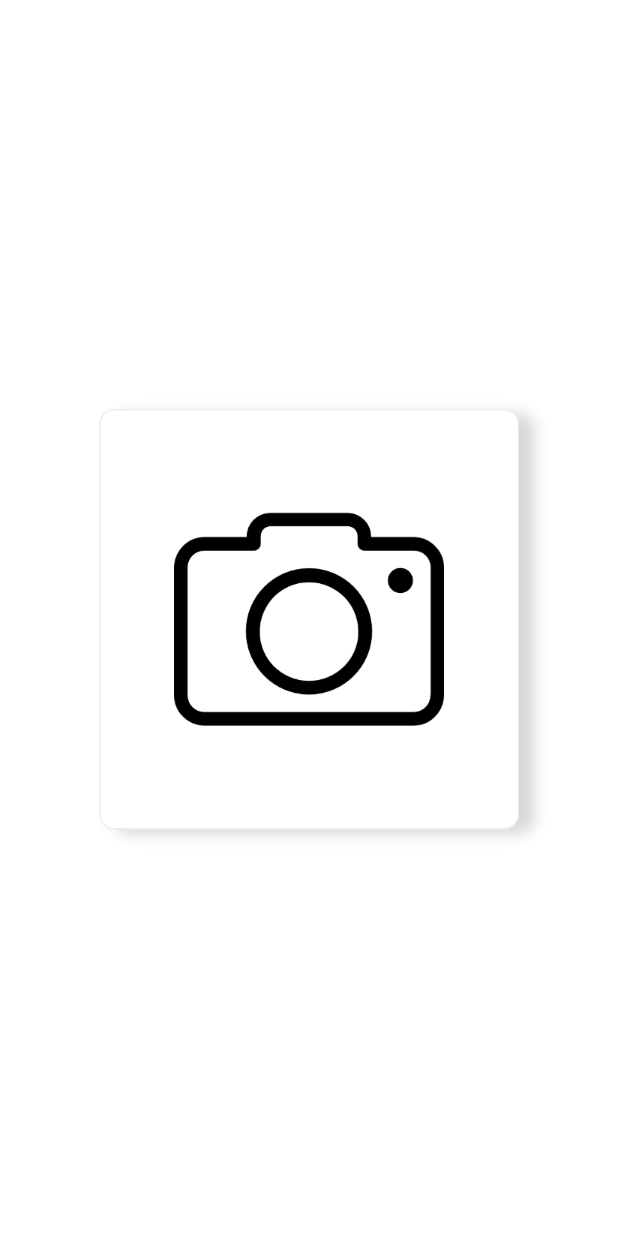
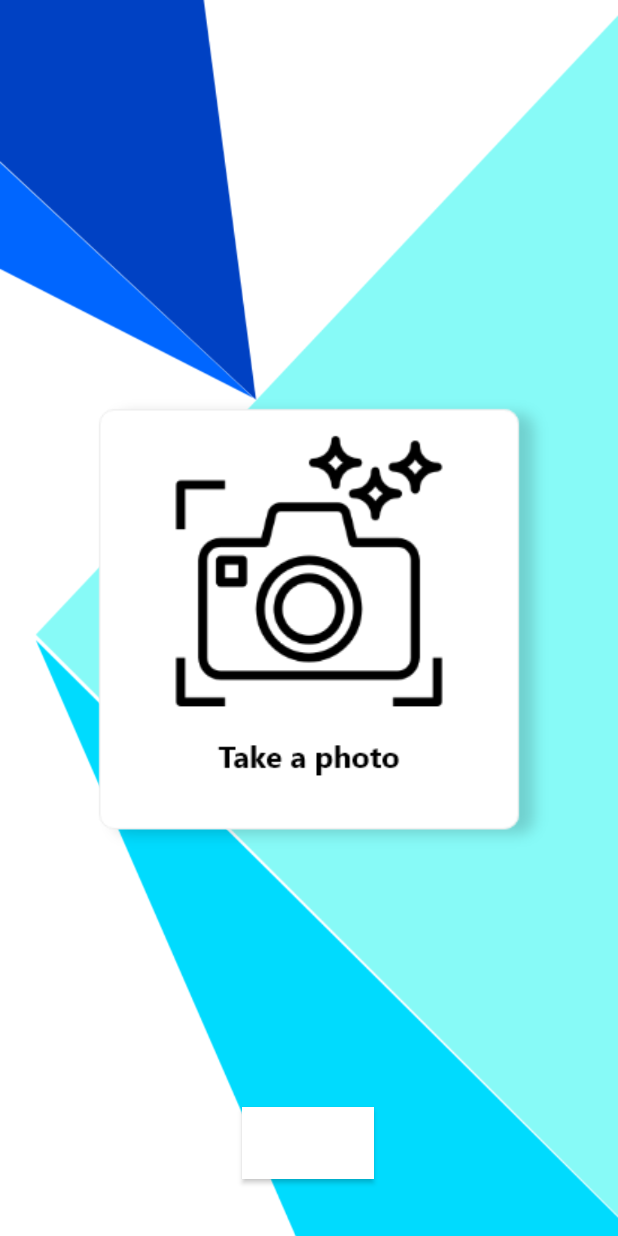
Before and after one commit to moondeibui/Lynen, an Android app: the RecycleClothes screen opened directly, with no data from a screen before it, on a phone screen of 412 x 824 dp. Run offline under Robolectric (Android 15) with nearby library versions, the phone set to English and light mode, and no system bars.

Commit message:
Updated Home Page, added Icons to all the buttons. Changed some background as well. *NOTE: RecycleClothes Page still not done.

```diff
--- a/app/src/main/java/com/example/myapplication/RecycleClothes.java
+++ b/app/src/main/java/com/example/myapplication/RecycleClothes.java
@@ -2,6 +2,7 @@
 
 import androidx.annotation.Nullable;
 import androidx.appcompat.app.AppCompatActivity;
+import androidx.cardview.widget.CardView;
 import androidx.core.app.ActivityCompat;
 import androidx.core.content.ContextCompat;
 import android.Manifest;
@@ -12,22 +13,37 @@
 import android.os.Bundle;
 import android.provider.MediaStore;
 import android.view.View;
+import android.widget.Button;
 import android.widget.ImageButton;
 import android.widget.ImageView;
+import android.widget.Toast;
 
 public class RecycleClothes extends AppCompatActivity {
 
+    Button test;
+    CardView cardView;
     ImageButton cameraButton;
-    Dialog photoDialog;
     ImageView photoImgView, closePopUp;
-    //Bitmap bitmap;
+    Bitmap bitmap;
+    CameraPopUpDialog cameraPopUpDialog;
 
     @Override
     protected void onCreate(Bundle savedInstanceState) {
         super.onCreate(savedInstanceState);
         setContentView(R.layout.activity_recycle_clothes);
 
+        test = findViewById(R.id.test_pop_up_btn);
+
         cameraButton = findViewById(R.id.camera_btn);
+        cardView = findViewById(R.id.recycle_clothes_cardview);
+
+        test.setOnClickListener(new View.OnClickListener() {
+            @Override
+            public void onClick(View view) {
+                cameraPopUpDialog = new CameraPopUpDialog(RecycleClothes.this, bitmap);
+                cameraPopUpDialog.show();
+            }
+        });
 
         if (ContextCompat.checkSelfPermission(RecycleClothes.this, Manifest.permission.CAMERA)
         != PackageManager.PERMISSION_GRANTED){
@@ -40,14 +56,12 @@
     @Override
     protected void onStart() {
         super.onStart();
-        photoDialog = new Dialog(this);
 
         cameraButton.setOnClickListener(new View.OnClickListener() {
             @Override
             public void onClick(View view) {
                 Intent intent = new Intent(MediaStore.ACTION_IMAGE_CAPTURE);
-                startActivityForResult(intent, 1000);
-                //showPhotoPopUp(bitmap);
+                startActivityForResult(intent, 100);
             }
         });
     }
@@ -55,40 +69,28 @@
     @Override
     protected void onActivityResult(int requestCode, int resultCode, @Nullable Intent data) {
         super.onActivityResult(requestCode, resultCode, data);
-        if (resultCode == 100) {
-            Bitmap bitmap = (Bitmap) data.getExtras().get("data");
-            photoDialog = new Dialog(this);
+        if (requestCode == 100) {
+            bitmap = (Bitmap) data.getExtras().get("data");
 
-            photoDialog.setContentView(R.layout.camera_pop_up_dialog);
+            Toast.makeText(this, "Hi", Toast.LENGTH_SHORT).show();
 
-            photoImgView = findViewById(R.id.photo_imgview);
-            closePopUp = findViewById(R.id.close_pop_up_imgview);
+            /*cameraPopUpDialog = new CameraPopUpDialog(this, bitmap);
+            cameraPopUpDialog.show();*/
 
+            /*photoImgView = findViewById(R.id.recycle_clothes_photo_imgview);
+            closePopUp = findViewById(R.id.recycle_clothes_close_pop_up_imgview);
+
+            //cardView.setVisibility(View.VISIBLE);
             photoImgView.setImageBitmap(bitmap);
 
             closePopUp.setOnClickListener(new View.OnClickListener() {
                 @Override
                 public void onClick(View view) {
-                    photoDialog.dismiss();
+                    cardView.setVisibility(View.INVISIBLE);
                 }
-            });
+            });*/
 
         }
     }
 
-    public void showPhotoPopUp(Bitmap bitmap) {
-        photoDialog.setContentView(R.layout.camera_pop_up_dialog);
-
-        photoImgView = findViewById(R.id.photo_imgview);
-        closePopUp = findViewById(R.id.close_pop_up_imgview);
-
-        //photoImgView.setImageBitmap(bitmap);
-
-        closePopUp.setOnClickListener(new View.OnClickListener() {
-            @Override
-            public void onClick(View view) {
-                photoDialog.dismiss();
-            }
-        });
-    }
 }
--- a/app/src/main/res/layout/activity_recycle_clothes.xml
+++ b/app/src/main/res/layout/activity_recycle_clothes.xml
@@ -4,7 +4,42 @@
     xmlns:tools="http://schemas.android.com/tools"
     android:layout_width="match_parent"
     android:layout_height="match_parent"
+    android:background="@drawable/recycle_clothes_page"
     tools:context=".RecycleClothes">
+
+    <androidx.cardview.widget.CardView
+        android:id="@+id/recycle_clothes_cardview"
+        android:layout_width="300dp"
+        android:layout_height="600dp"
+        android:visibility="invisible"
+        android:layout_marginTop="40dp"
+        android:elevation="5dp"
+        app:layout_constraintBottom_toBottomOf="parent"
+        app:layout_constraintEnd_toEndOf="parent"
+        app:layout_constraintStart_toStartOf="parent"
+        app:layout_constraintTop_toTopOf="parent"
+        app:layout_constraintVertical_bias="0.0">
+
+        <ImageView
+            android:id="@+id/recycle_clothes_photo_imgview"
+            android:layout_width="500dp"
+            android:layout_height="500dp"
+            android:layout_marginTop="35dp"
+            android:layout_marginRight="7dp"
+            android:elevation="5dp"
+            />
+
+        <ImageView
+            android:id="@+id/recycle_clothes_close_pop_up_imgview"
+            android:layout_width="wrap_content"
+            android:layout_height="wrap_content"
+            android:layout_marginTop="10dp"
+            android:layout_marginRight="10dp"
+            android:elevation="5dp"
+            android:layout_gravity="right"
+            android:src="@drawable/ic_baseline_close_24"
+            />
+    </androidx.cardview.widget.CardView>
 
     <ImageButton
         android:id="@+id/camera_btn"
@@ -18,4 +53,16 @@
         app:layout_constraintStart_toStartOf="parent"
         app:layout_constraintTop_toTopOf="parent"></ImageButton>
 
+    <Button
+        android:id="@+id/test_pop_up_btn"
+        android:layout_width="wrap_content"
+        android:layout_height="wrap_content"
+        android:background="@color/black"
+        app:layout_constraintBottom_toBottomOf="parent"
+        app:layout_constraintEnd_toEndOf="parent"
+        app:layout_constraintHorizontal_bias="0.498"
+        app:layout_constraintStart_toStartOf="parent"
+        app:layout_constraintTop_toTopOf="@+id/recycle_clothes_cardview"
+        app:layout_constraintVertical_bias="0.948"/>
+
 </androidx.constraintlayout.widget.ConstraintLayout>
```
Also changed, not shown: app/src/main/java/com/example/myapplication/CameraPopUpDialog.java (added, +40 -0 lines), app/src/main/res/layout/activity_main.xml (+7 -8 lines), app/src/main/res/layout/camera_pop_up_dialog.xml (+24 -10 lines), app/src/main/res/drawable-mdpi/adopt_bin.png (added), app/src/main/res/drawable-mdpi/camera_button.png (added), app/src/main/res/drawable-mdpi/community_button.png (added), app/src/main/res/drawable-mdpi/home_page__1.png (added), app/src/main/res/drawable-mdpi/locate_button.png (added), app/src/main/res/drawable-mdpi/product_button.png (added), app/src/main/res/drawable-mdpi/recycle_button.png (added), app/src/main/res/drawable-mdpi/recycle_clothes_page.png (added), app/src/main/res/drawable-mdpi/statistics.png (added), app/src/main/res/drawable-xhdpi/camera_button.png (deleted), app/src/main/res/drawable-xhdpi/home_page__1.png (deleted), 1 more files.
